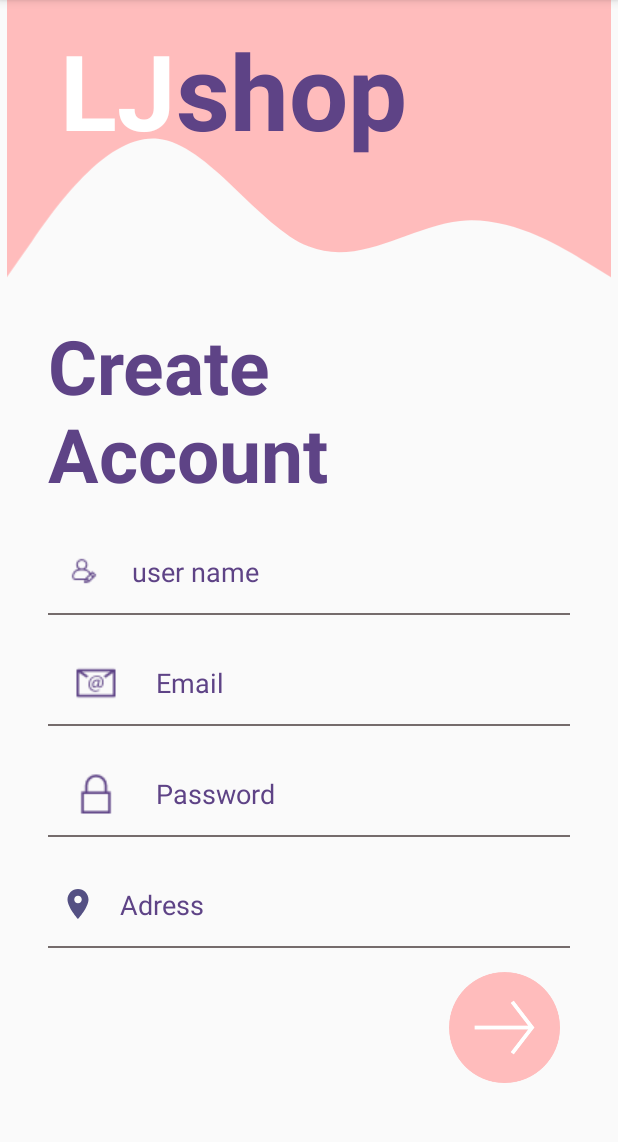
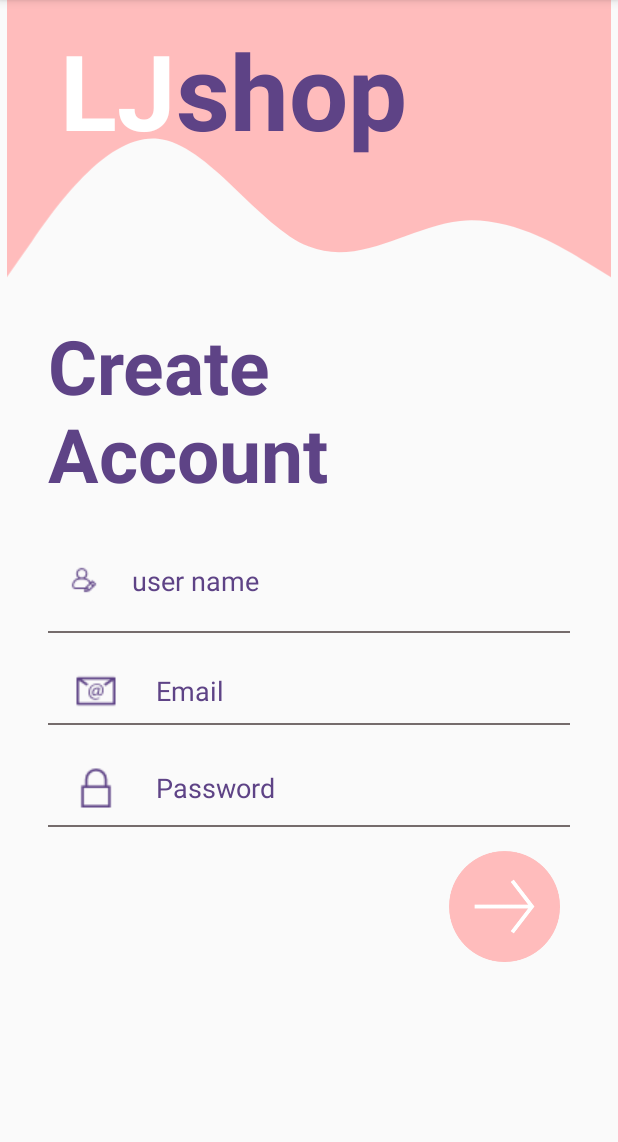
Before and after one commit to leenJabareen/MyApplication, an Android app: the SignUpActivity screen opened directly, with no data from a screen before it, on a phone screen of 412 x 824 dp, the part 84-1226 px from its top. Run offline under Robolectric (Android 15) with nearby library versions, the phone set to English and light mode, and no system bars; our stand-ins replace Firebase (no records; nobody signed in at launch, a user with empty details on screens opened directly).

Commit message:
cardview functions

```diff
--- a/app/src/main/java/com/example/myapplication/MainActivity.java
+++ b/app/src/main/java/com/example/myapplication/MainActivity.java
@@ -121,6 +121,7 @@ public class MainActivity extends AppCompatActivity implements View.OnLongClickL
         builder.setNegativeButton("No",this);
         AlertDialog dialog =builder.create();
         dialog.show();
+
     }
     public void login(String email,String password)
     {
--- a/app/src/main/java/com/example/myapplication/NotificationReceiver.java
+++ b/app/src/main/java/com/example/myapplication/NotificationReceiver.java
@@ -5,7 +5,9 @@ import android.content.BroadcastReceiver;
 import android.content.Context;
 import android.content.Intent;
 
-public class NotificationReceiver extends BroadcastReceiver {
+public class
+
+NotificationReceiver extends BroadcastReceiver {
     @Override
     //this class is intiated when a braodcast
     public void onReceive(Context context, Intent intent) {
--- a/app/src/main/java/com/example/myapplication/SignUpActivity.java
+++ b/app/src/main/java/com/example/myapplication/SignUpActivity.java
@@ -22,7 +22,7 @@ import com.google.firebase.auth.FirebaseUser;
 public class SignUpActivity extends AppCompatActivity {
     private FirebaseAuth mAuth;
     private static final String TAG ="FIREBASE" ;
-    private EditText editTextTextPassword, editTextTextEmailAddress,editTextName,editTextAdress;
+    private EditText editTextTextPassword, editTextTextEmailAddress,editTextName;
     @Override
     protected void onCreate(Bundle savedInstanceState) {
         super.onCreate(savedInstanceState);
@@ -31,7 +31,7 @@ public class SignUpActivity extends AppCompatActivity {
         editTextTextEmailAddress=findViewById(R.id.editTextTextEmailAddress);
         editTextTextPassword=findViewById(R.id.editTextTextPassword);
         editTextName=findViewById(R.id.editTextName);
-        editTextAdress=findViewById(R.id.editTextAddress);
+
     }
     public void Submit(View view) {
         signup(editTextTextEmailAddress.getText().toString(),editTextTextPassword.getText().toString());
--- a/app/src/main/res/layout/activity_sign_up.xml
+++ b/app/src/main/res/layout/activity_sign_up.xml
@@ -77,7 +77,7 @@
             <EditText
                 android:id="@+id/editTextName"
                 android:layout_width="match_parent"
-                android:layout_height="58dp"
+                android:layout_height="70dp"
                 android:layout_marginStart="32dp"
                 android:layout_marginTop="16dp"
                 android:layout_marginEnd="32dp"
@@ -93,7 +93,7 @@
             <EditText
                 android:id="@+id/editTextTextEmailAddress"
                 android:layout_width="match_parent"
-                android:layout_height="58dp"
+                android:layout_height="45dp"
                 android:layout_marginStart="32dp"
                 android:layout_marginTop="16dp"
                 android:layout_marginEnd="32dp"
@@ -109,7 +109,7 @@
             <EditText
                 android:id="@+id/editTextTextPassword"
                 android:layout_width="match_parent"
-                android:layout_height="58dp"
+                android:layout_height="52dp"
                 android:layout_marginStart="32dp"
                 android:layout_marginTop="16dp"
                 android:layout_marginEnd="32dp"
@@ -119,22 +119,6 @@
                 android:ems="10"
                 android:hint="Password"
                 android:inputType="textPassword"
-                android:padding="8dp"
-                android:textColorHint="@color/purple" />
-           //TO DO add address
-            <EditText
-                android:id="@+id/editTextAddress"
-                android:layout_width="match_parent"
-                android:layout_height="58dp"
-                android:layout_marginStart="32dp"
-                android:layout_marginTop="16dp"
-                android:layout_marginEnd="32dp"
-                android:background="@drawable/edittext_background"
-                android:drawableStart="@drawable/ic_baseline_location_on_24"
-                android:drawablePadding="16dp"
-                android:ems="10"
-                android:hint="Adress"
-                android:inputType="textEmailAddress"
                 android:padding="8dp"
                 android:textColorHint="@color/purple" />
 
--- a/app/src/main/res/layout/fragment_home.xml
+++ b/app/src/main/res/layout/fragment_home.xml
@@ -69,6 +69,7 @@
         </androidx.cardview.widget.CardView>
 
         <androidx.cardview.widget.CardView
+            android:id="@+id/elecrtronicCard"
             android:layout_width="wrap_content"
             android:layout_height="wrap_content"
             android:layout_row="0"
@@ -102,6 +103,7 @@
         </androidx.cardview.widget.CardView>
 
         <androidx.cardview.widget.CardView
+            android:id="@+id/womenCard"
             android:layout_width="wrap_content"
             android:layout_height="wrap_content"
             android:layout_row="1"
@@ -135,6 +137,7 @@
         </androidx.cardview.widget.CardView>
 
         <androidx.cardview.widget.CardView
+            android:id="@+id/menCard"
             android:layout_width="wrap_content"
             android:layout_height="wrap_content"
             android:layout_row="1"
@@ -168,6 +171,7 @@
         </androidx.cardview.widget.CardView>
 
         <androidx.cardview.widget.CardView
+            android:id="@+id/babyStuffCard"
             android:layout_width="wrap_content"
             android:layout_height="wrap_content"
             android:layout_row="2"
@@ -201,6 +205,7 @@
         </androidx.cardview.widget.CardView>
 
         <androidx.cardview.widget.CardView
+            android:id="@+id/shoesCard"
             android:layout_width="wrap_content"
             android:layout_height="wrap_content"
             android:layout_row="2"
```
Also changed, not shown: app/src/main/java/com/example/myapplication/HomeFragment.java (+42 -2 lines).
